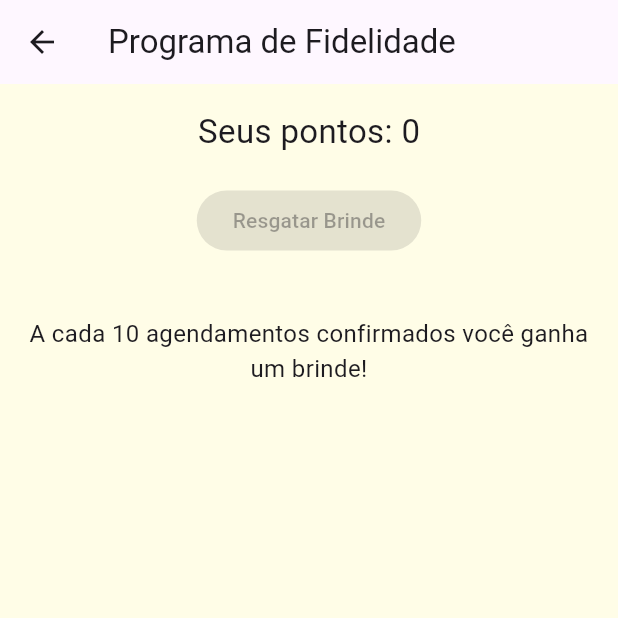
After one commit to evaldocarlosaraujo/flutter_appagendasalao, a Flutter app: the HomeCliente screen opened directly, after a tap on "Programa de Fidelidade", on a phone screen of 412 x 824 dp, the top half of it. The commit adds this screen. Run offline on Flutter 3.47's test engine with Material 3 defaults, Android fonts, the phone set to English and light mode, and no system bars; our stand-ins replace cloud_firestore, firebase_auth, firebase_core, firebase_messaging, lottie; accounts and stored records are empty.

Commit message:
Programa de Fidelidade

```diff
--- a/lib/views/cadastro_screen.dart
+++ b/lib/views/cadastro_screen.dart
@@ -37,6 +37,8 @@ class _CadastroScreenState extends State<CadastroScreen> {
               'nome': _nomeController.text.trim(),
               'email': _emailController.text.trim(),
               'tipo': _tipoUsuario,
+              "pontos": 0,
+              "resgatouBrinde": false,
             });
 
         // Redirecionamento baseado no tipo
--- a/lib/views/home_cliente.dart
+++ b/lib/views/home_cliente.dart
@@ -1,5 +1,6 @@
 import 'package:flutter/material.dart';
 import 'package:firebase_auth/firebase_auth.dart';
+import 'package:flutter_appagendasalao/views/programa_fidelidade_screen.dart';
 import 'consulta_servicos_screen.dart';
 import 'agendamento_screen.dart';
 import 'login_screen.dart';
@@ -82,6 +83,18 @@ class HomeCliente extends StatelessWidget {
               },
               style: _botaoEstilo(),
             ),
+            SizedBox(height: 16),
+
+            ElevatedButton(
+              onPressed: () {
+                Navigator.push(
+                  context,
+                  MaterialPageRoute(builder: (_) => ProgramaFidelidadeScreen()),
+                );
+              },
+              child: Text('Programa de Fidelidade'),
+              style: _botaoEstilo(),
+            ),
           ],
         ),
       ),
--- a/lib/views/meus_agendamentos_screen.dart
+++ b/lib/views/meus_agendamentos_screen.dart
@@ -25,7 +25,7 @@ class MeusAgendamentosScreen extends StatelessWidget {
         stream:
             FirebaseFirestore.instance
                 .collection('agendamentos')
-                .where('usuarioId', isEqualTo: userId)
+                .where('clienteId', isEqualTo: userId)
                 //.orderBy('dataHora')
                 .snapshots(),
         builder: (context, snapshot) {
--- /dev/null
+++ b/lib/views/programa_fidelidade_screen.dart
@@ -0,0 +1,91 @@
+import 'package:flutter/material.dart';
+import 'package:cloud_firestore/cloud_firestore.dart';
+import 'package:firebase_auth/firebase_auth.dart';
+
+class ProgramaFidelidadeScreen extends StatefulWidget {
+  @override
+  _ProgramaFidelidadeScreenState createState() =>
+      _ProgramaFidelidadeScreenState();
+}
+
+class _ProgramaFidelidadeScreenState extends State<ProgramaFidelidadeScreen> {
+  int pontos = 0;
+  bool podeResgatar = false;
+  final user = FirebaseAuth.instance.currentUser;
+
+  @override
+  void initState() {
+    super.initState();
+    carregarPontos();
+  }
+
+  Future<void> carregarPontos() async {
+    final doc =
+        await FirebaseFirestore.instance
+            .collection('usuarios')
+            .doc(user!.uid)
+            .get();
+
+    final data = doc.data();
+    if (data != null) {
+      setState(() {
+        pontos = data['pontos'] ?? 0;
+        podeResgatar = pontos >= 10;
+      });
+    }
+  }
+
+  Future<void> resgatarBrinde() async {
+    if (!podeResgatar) return;
+
+    // Registra o resgate em uma nova coleção
+    await FirebaseFirestore.instance.collection('resgates').add({
+      'clienteId': user!.uid,
+      'data': Timestamp.now(),
+      'status': 'pendente',
+    });
+
+    // Zera os pontos
+    await FirebaseFirestore.instance
+        .collection('usuarios')
+        .doc(user!.uid)
+        .update({'pontos': 0});
+
+    ScaffoldMessenger.of(context).showSnackBar(
+      SnackBar(
+        content: Text('Brinde solicitado com sucesso! Aguarde aprovação.'),
+      ),
+    );
+
+    setState(() {
+      pontos = 0;
+      podeResgatar = false;
+    });
+  }
+
+  @override
+  Widget build(BuildContext context) {
+    return Scaffold(
+      appBar: AppBar(title: Text('Programa de Fidelidade')),
+      body: Padding(
+        padding: const EdgeInsets.all(16),
+        child: Column(
+          children: [
+            Text('Seus pontos: $pontos', style: TextStyle(fontSize: 22)),
+            SizedBox(height: 20),
+            ElevatedButton(
+              onPressed: podeResgatar ? resgatarBrinde : null,
+              child: Text('Resgatar Brinde'),
+            ),
+            SizedBox(height: 40),
+            Text(
+              'A cada 10 agendamentos confirmados você ganha um brinde!',
+              style: TextStyle(fontSize: 16),
+              textAlign: TextAlign.center,
+            ),
+          ],
+        ),
+      ),
+    );
+  }
+}
```
Also changed, not shown: lib/views/admin_resgates_screen.dart (added, +51 -0 lines), lib/views/agenda_geral_screen.dart (+84 -15 lines), lib/views/agendamento_screen.dart (+9 -5 lines), lib/views/home_admin.dart (+11 -0 lines).
